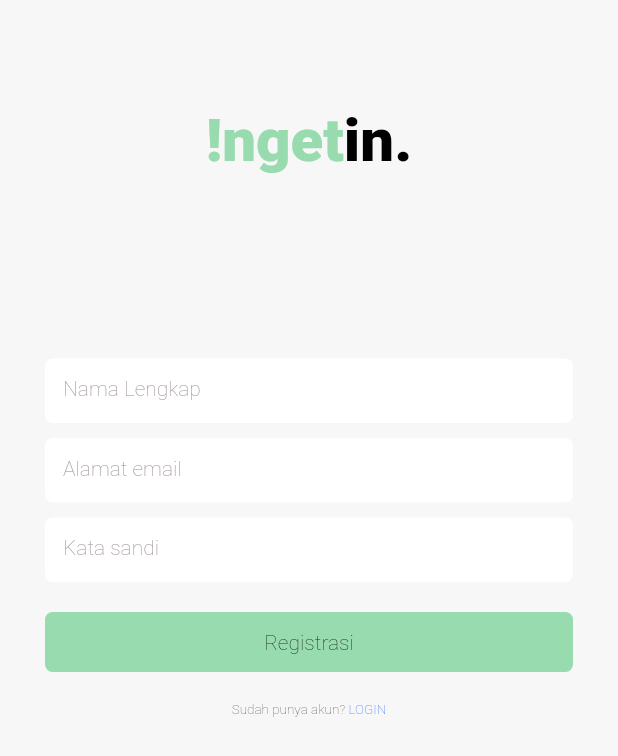
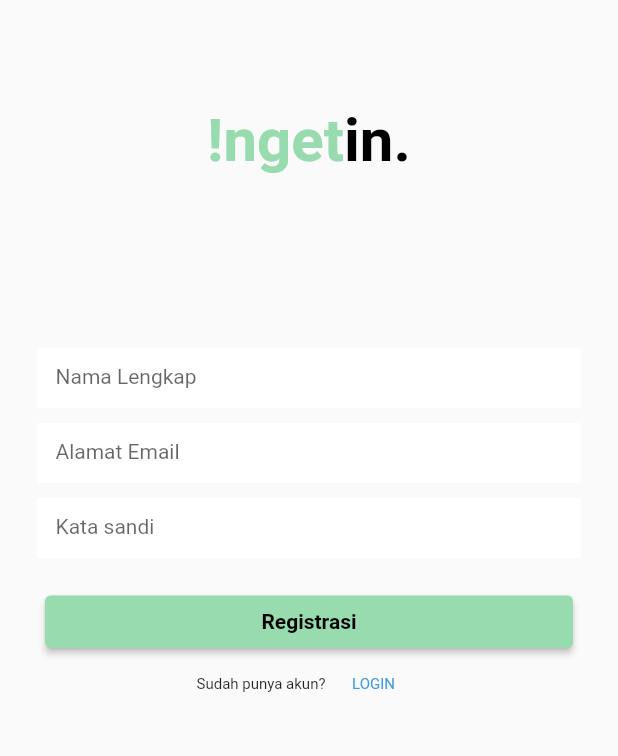
Before and after one commit to maoenti/ingetin-app, a Flutter app: the RegisterPage screen opened directly, on a phone screen of 412 x 824 dp. Shown: the top 756 px of the screen. Run offline on Flutter 3.47's test engine with Material 2 defaults, Android fonts, the phone set to English and light mode, and no system bars.

Commit message:
fix page register

```diff
--- a/lib/register.dart
+++ b/lib/register.dart
@@ -1,4 +1,5 @@
 import 'package:flutter/material.dart';
+import 'package:ingetin/login.dart';
 import 'package:ingetin/theme2.dart';
 import 'package:ingetin/widgets/primary_button.dart';
 
@@ -10,6 +11,8 @@ class RegisterPage extends StatefulWidget {
 }
 
 class _RegisterPageState extends State<RegisterPage> {
+  TextEditingController emailController = TextEditingController();
+  TextEditingController passwordController = TextEditingController();
   bool passwordVisible = false;
   bool passwordConfirmVisible = false;
   void togglePassword() {
@@ -21,17 +24,15 @@ class _RegisterPageState extends State<RegisterPage> {
   @override
   Widget build(BuildContext context) {
     return Scaffold(
-      backgroundColor: Color(0xffF8F7F7),
       body: Center(
           child: Padding(
-            padding: EdgeInsets.all(30.0),
-            child: Column(
-              crossAxisAlignment: CrossAxisAlignment.center,
-              children: [
+            padding: const EdgeInsets.fromLTRB(20, 10, 20, 10),
+            child: ListView(
+              children: <Widget>[
                 Container(
                   alignment: Alignment.center,
                   padding: const EdgeInsets.all(10),
-                  margin: const EdgeInsets.only(top: 30),
+                  margin: const EdgeInsets.only(top: 50),
                   child: Row(
                     mainAxisAlignment: MainAxisAlignment.center,
                     children: [
@@ -40,108 +41,114 @@ class _RegisterPageState extends State<RegisterPage> {
                         style: TextStyle(
                           // fontFamily: FontPoppins,
                             fontSize: 40,
-                            fontWeight: FontWeight.w900,
+                            fontWeight: FontWeight.w700,
                             color: Color(0xFF97DBAE)),
                       ),
                       Text(
                         'in.',
                         style: TextStyle(
                             fontSize: 40,
-                            fontWeight: FontWeight.w900,
+                            fontWeight: FontWeight.w700,
                             color: Color(0xFF000000)),
                       ),
                     ],
                   ),
                 ),
                 SizedBox(
-                  height: 112,
+                  height: 100,
                 ),
-                Form(
-                    child: Column(
-                      children: [
                 Container(
-                          height: 43,
-                          decoration: BoxDecoration(
-                              color: Color(0xffFFFFFF),
-                              borderRadius: BorderRadius.circular(5)),
-                          child: TextFormField(
-                            decoration: InputDecoration(
-                                hintText: 'Nama Lengkap',
-                                hintStyle: heading6.copyWith(
-                                  color: Color(0xffA79B9B),
+                  margin: const EdgeInsets.all(5),
+                  height: 40,
+                  color: const Color(0xffFFFFFF),
+                  child: TextField(
+                    controller: emailController,
+                    decoration: const InputDecoration(
+                      border: OutlineInputBorder(borderSide: BorderSide.none),
+                      labelText: 'Nama Lengkap',
                     ),
-                                border:
-                                OutlineInputBorder(borderSide: BorderSide.none)),
+                    style: TextStyle(fontSize: 14, color: Color(0xFF000000)),
                   ),
                 ),
-                        SizedBox(
-                          height: 10,
+                Container(
+                  margin: const EdgeInsets.all(5),
+                  height: 40,
+                  color: const Color(0xffFFFFFF),
+                  child: TextField(
+                    controller: emailController,
+                    decoration: const InputDecoration(
+                      border: OutlineInputBorder(borderSide: BorderSide.none),
+                      labelText: 'Alamat Email',
                     ),
-                        Container(
-                          height: 43,
-                          decoration: BoxDecoration(
-                              color: Color(0xffFFFFFF),
-                              borderRadius: BorderRadius.circular(5)),
-                          child: TextFormField(
-                            decoration: InputDecoration(
-                                hintText: 'Alamat email',
-                                hintStyle: heading6.copyWith(
-                                  color: Color(0xffA79B9B),
-                                ),
-                                border:
-                                OutlineInputBorder(borderSide: BorderSide.none)),
+                    style: TextStyle(fontSize: 14, color: Color(0xFF000000)),
                   ),
                 ),
-                        SizedBox(
-                          height: 10,
+                //Input password
+                Container(
+                  // padding: const EdgeInsets.fromLTRB(10, 0, 10, 0),
+                  margin: const EdgeInsets.all(5),
+                  height: 40,
+                  color: const Color(0xffFFFFFF),
+                  child: TextField(
+                    obscureText: true,
+                    controller: passwordController,
+                    decoration: const InputDecoration(
+                      border: OutlineInputBorder(borderSide: BorderSide.none),
+                      labelText: 'Kata sandi',
                     ),
-                        Container(
-                          height: 43,
-                          decoration: BoxDecoration(
-                              color: Color(0xffFFFFFF),
-                              borderRadius: BorderRadius.circular(5)),
-                          child: TextFormField(
-                            obscureText: !passwordVisible,
-                            decoration: InputDecoration(
-                                hintText: 'Kata sandi',
-                                hintStyle: heading6.copyWith(
-                                  color: Color(0xffA79B9B),
+                    style: TextStyle(fontSize: 14, color: Color(0xFF000000)),
                   ),
-                                border:
-                                OutlineInputBorder(borderSide: BorderSide.none)),
-                          ),
-                        ),
-                      ],
-                    )),
-                SizedBox(
-                  height: 20,
-                ),
-                CustomPrimaryButton(
-                  buttonColor: Color(0xff97DBAE),
-                  textValue: 'Registrasi',
-                  textColor: Color(0xff000000),
                 ),
                 SizedBox(
                   height: 20,
                 ),
+                Container(
+                    height: 35,
+                    padding: const EdgeInsets.fromLTRB(10, 0, 10, 0),
+                    child: ElevatedButton(
+                      child: Text(
+                        'Registrasi',
+                        style: TextStyle(
+                            fontSize: 14,
+                            fontWeight: FontWeight.w700,
+                            color: const Color(0xFF000000)),
+                      ),
+                      onPressed: () {
+                        Navigator.push(
+                            context,
+                            MaterialPageRoute(
+                                builder: (context) => RegisterPage()));
+                        // print(emailController.text);
+                        // print(passwordController.text);
+                      },
+                      style: ElevatedButton.styleFrom(
+                          backgroundColor: Color(0xFF97DBAE)),
+                    )),
+
                 Row(
                   mainAxisAlignment: MainAxisAlignment.center,
-                  children: [
-                    Text(
-                      'Sudah punya akun? ',
-                      style: regular9pt.copyWith(color: Color(0xff302C2C)),
+                  children: <Widget>[
+                    const Text(
+                      'Sudah punya akun?',
+                      style: TextStyle(fontSize: 10),
                     ),
-                    GestureDetector(
-                      onTap: () {
-                        Navigator.pop(context);
+                    TextButton(
+                      child: const Text(
+                        'LOGIN',
+                        style: TextStyle(
+                            fontSize: 10,
+                            color: Color(0xFF3E9BDE),
+                            fontWeight: FontWeight.w400),
+                      ),
+                      onPressed: () {
+                        Navigator.push(
+                            context,
+                            MaterialPageRoute(
+                                builder: (context) => Login()));
                       },
-                      child: Text(
-                        'LOGIN',
-                        style: regular9pt.copyWith(color: primaryBlue),
-                      ),
                     )
                   ],
-                )
+                ),
               ],
             ),
           )),
```
Also changed, not shown: 3 other files. Lines whose indentation alone changed are shown as unchanged.
